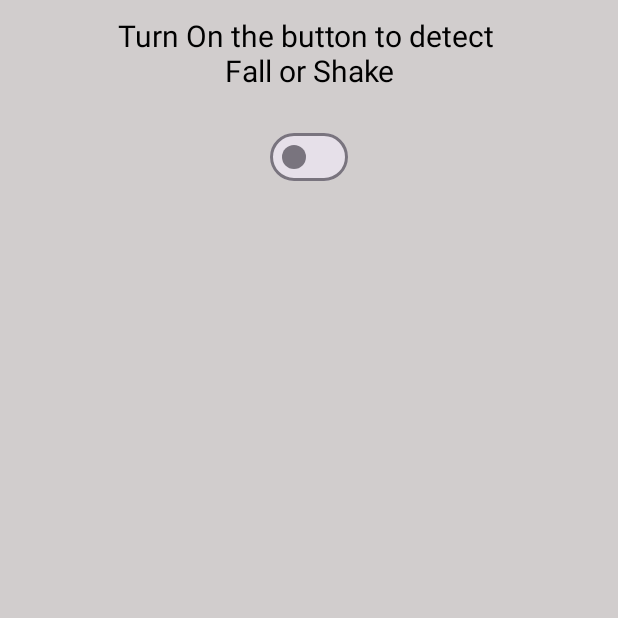
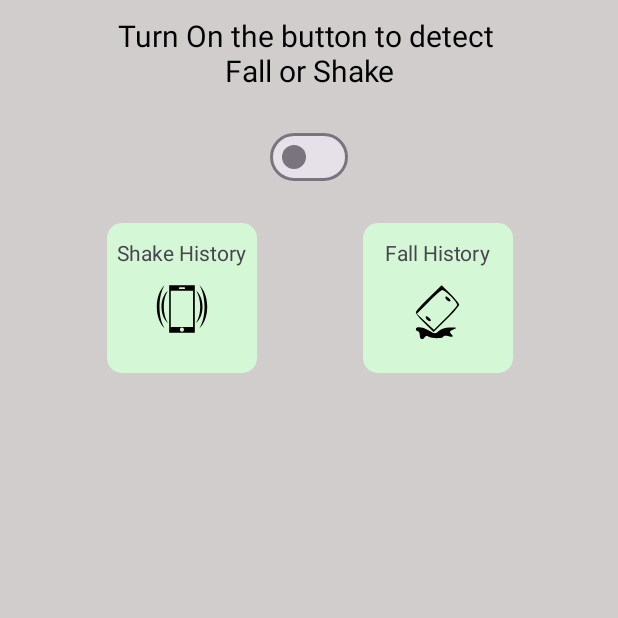
Before and after one commit to zeeshantaj/Fall_Shake_Detect, an Android app: the screen it shows after launch (Shake_and_Fall_Activity), on a phone screen of 412 x 824 dp, the top half of it. Run offline under Robolectric (Android 15) with nearby library versions, the phone set to English and light mode, and no system bars.

```diff
--- a/app/src/main/java/com/example/shake_and_fall_check_app/Shake_and_Fall_Activity.java
+++ b/app/src/main/java/com/example/shake_and_fall_check_app/Shake_and_Fall_Activity.java
@@ -12,24 +12,24 @@ import android.hardware.SensorManager;
 import android.os.Bundle;
 import android.util.Log;
 import android.widget.CompoundButton;
+import android.widget.LinearLayout;
 import android.widget.Toast;
 
+import com.example.shake_and_fall_check_app.DetailsActivity.Details_Activity;
 import com.example.shake_and_fall_check_app.Notification.ShakeFallNotificationService;
 import com.google.android.material.materialswitch.MaterialSwitch;
 
 public class Shake_and_Fall_Activity extends AppCompatActivity {
-    public static final float FALL_THRESHOLD = 40.8f * 2; // 2g threshold for fall detection
-    public static final int SHAKE_SLOP_TIME_MS = 500; // minimum time between two shake events
-    public static final float SHAKE_THRESHOLD = 29; // acceleration threshold for shake detection
 
-    public static long lastShakeTime = 0;
-    public static float lastX, lastY, lastZ;
 
     private SensorManager sensorManager;
     private Sensor accelerometerSensor;
 
     private MaterialSwitch detectSwitchBtn;
     private SharedPreferences sharedPreferences;
+
+    private LinearLayout shakeHistoryBtn,fallHistoryBtn;
+
     @Override
     protected void onCreate(Bundle savedInstanceState) {
         super.onCreate(savedInstanceState);
@@ -37,9 +37,12 @@ public class Shake_and_Fall_Activity extends AppCompatActivity {
 
         sensorManager = (SensorManager) getSystemService(Context.SENSOR_SERVICE);
         accelerometerSensor = sensorManager.getDefaultSensor(Sensor.TYPE_ACCELEROMETER);
+        detectSwitchBtn = findViewById(R.id.detectSwitch);
+        shakeHistoryBtn = findViewById(R.id.shakeHistory);
+        fallHistoryBtn = findViewById(R.id.fallHistory);
+
 
         sharedPreferences = getSharedPreferences("MyPrefs", MODE_PRIVATE);
-        detectSwitchBtn = findViewById(R.id.detectSwitch);
         detectSwitchBtn.setChecked(sharedPreferences.getBoolean("switchState", false));
         boolean isCheckedInitial = sharedPreferences.getBoolean("switchState", false);
             if (isCheckedInitial) {
@@ -66,100 +69,19 @@ public class Shake_and_Fall_Activity extends AppCompatActivity {
                 }
                 sharedPreferences.edit().putBoolean("switchState", isChecked).apply();
 
+        });
 
-            //            if (isChecked) {
-//
-//
-//                Intent intent = new Intent(this, ShakeFallNotificationService.class);
-//                startService(intent);
-////                Toast.makeText(this, "Active", Toast.LENGTH_SHORT).show();
-////                registerSensorListener();
-//            } else {
-//                Intent intent = new Intent(this, ShakeFallNotificationService.class);
-//                stopService(intent);
-////                Toast.makeText(this, "InActive", Toast.LENGTH_SHORT).show();
-////                unregisterSensorListener();
-//            }
-        });
+            shakeHistoryBtn.setOnClickListener(v -> {
+                setIntent(false);
+            });
+            fallHistoryBtn.setOnClickListener(v -> {
+                setIntent(true);
+            });
     }
 
-
-//    private void registerSensorListener() {
-//        sensorManager.registerListener(sensorEventListener, accelerometerSensor, SensorManager.SENSOR_DELAY_NORMAL);
-//    }
-//
-//    private void unregisterSensorListener() {
-//        sensorManager.unregisterListener(sensorEventListener);
-//    }
-//    private final SensorEventListener sensorEventListener = new SensorEventListener() {
-//        @Override
-//        public void onSensorChanged(SensorEvent event) {
-//                if (event.sensor.getType() == Sensor.TYPE_ACCELEROMETER) {
-//                    float x = event.values[0];
-//                    float y = event.values[1];
-//                    float z = event.values[2];
-//
-//                float acceleration = (float) Math.sqrt(x * x + y * y + z * z);
-//
-//                if (isShake(acceleration, x, y, z)) {
-//                    if (acceleration <= 60) {
-//                        handleShakeDetected();
-//                        Log.e("MyApp", "shake acceleration " + acceleration);
-//                    }
-//
-//                } else if (acceleration > FALL_THRESHOLD) {
-//                    handleFallDetected();
-//                    Log.e("MyApp", "fall acceleration " + acceleration);
-//                }
-//
-//                lastX = x;
-//                lastY = y;
-//                lastZ = z;
-//            }
-//        }
-//
-//        @Override
-//        public void onAccuracyChanged(Sensor sensor, int accuracy) {
-//            // Not used, but required to implement SensorEventListener
-//        }
-//
-//        private boolean isShake(float acceleration, float x, float y, float z) {
-//            long now = System.currentTimeMillis();
-//            if (acceleration > SHAKE_THRESHOLD && now - lastShakeTime > SHAKE_SLOP_TIME_MS) {
-//                float deltaX = Math.abs(x - lastX);
-//                float deltaY = Math.abs(y - lastY);
-//                float deltaZ = Math.abs(z - lastZ);
-//
-//                if ((deltaX > 5 && deltaY > 5) || (deltaX > 5 && deltaZ > 5) || (deltaY > 5 && deltaZ > 5)) {
-//                    if (acceleration >= 41) {
-//                        lastShakeTime = now;
-//                        return true;
-//                    }
-//                }
-//            }
-//            return false;
-//        }
-//    };
-
-    private void handleFallDetected() {
-        // Notify that a fall has been detected
-        Toast.makeText(this, "Fall detected!", Toast.LENGTH_SHORT).show();
+    private void setIntent(boolean isTrue){
+        Intent intent = new Intent(this, Details_Activity.class);
+        intent.putExtra("isHistory",isTrue);
+        startActivity(intent);
     }
-
-    private void handleShakeDetected() {
-        // Notify that a shake has been detected
-        Toast.makeText(this, "Shake detected!", Toast.LENGTH_SHORT).show();
-    }
-
-//    @Override
-//    protected void onResume() {
-//        super.onResume();
-//        sensorManager.registerListener(sensorEventListener, accelerometerSensor, SensorManager.SENSOR_DELAY_NORMAL);
-//    }
-//
-//    @Override
-//    protected void onPause() {
-//        super.onPause();
-//        sensorManager.unregisterListener(sensorEventListener);
-//    }
 }
--- /dev/null
+++ b/app/src/main/res/drawable/falling_down.xml
@@ -0,0 +1,11 @@
+<vector android:height="42dp" android:viewportHeight="32"
+    android:viewportWidth="32" android:width="42dp" xmlns:android="http://schemas.android.com/apk/res/android">
+    <path android:fillColor="#000000"
+        android:pathData="M11.6,8c-3.6,3.5 -6.6,6.8 -6.6,7.5 0,0.6 2,3.1 4.5,5.5l4.5,4.4 6.5,-6.4c3.6,-3.5 6.5,-6.9 6.5,-7.5 0,-0.6 -2,-3 -4.4,-5.4l-4.5,-4.4 -6.5,6.3zM22.7,7.2c1.8,1.8 3.3,3.7 3.3,4.3 0,0.6 -2.7,3.7 -5.9,6.9l-5.9,5.8 -4.4,-4 -4.3,-4.1 6,-6c3.3,-3.4 6.4,-6.1 6.9,-6.1 0.6,-0 2.5,1.4 4.3,3.2z" android:strokeColor="#00000000"/>
+    <path android:fillColor="#000000"
+        android:pathData="M20,7.8c0,1.2 1.9,2.6 2.6,1.9 0.2,-0.2 -0.2,-1 -1.1,-1.7 -0.9,-0.8 -1.5,-0.8 -1.5,-0.2z" android:strokeColor="#00000000"/>
+    <path android:fillColor="#000000"
+        android:pathData="M10,17.8c0,1.2 1.9,2.6 2.6,1.9 0.2,-0.2 -0.2,-1 -1.1,-1.7 -0.9,-0.8 -1.5,-0.8 -1.5,-0.2z" android:strokeColor="#00000000"/>
+    <path android:fillColor="#000000"
+        android:pathData="M5,24c0,0.5 0.5,1 1,1 0.6,-0 1,0.9 1,2 0,2.1 1.5,2.7 2.5,1 0.4,-0.6 1.2,-0.7 1.8,-0.3 1.8,1.1 7.7,1.1 7.7,-0 0,-0.5 1.2,-0.6 2.7,-0.2 2.3,0.5 2.5,0.4 1.4,-0.9 -1.1,-1.3 -1,-1.7 1,-2.5 2.1,-0.9 2,-1 -1.5,-1 -2.4,-0.1 -4.7,0.6 -5.8,1.6 -1.9,1.7 -2.1,1.7 -5,-0 -3.3,-1.9 -6.8,-2.3 -6.8,-0.7z" android:strokeColor="#00000000"/>
+</vector>
--- /dev/null
+++ b/app/src/main/res/drawable/linear_bg.xml
@@ -0,0 +1,7 @@
+<?xml version="1.0" encoding="utf-8"?>
+<shape xmlns:android="http://schemas.android.com/apk/res/android"
+    android:shape="rectangle">
+
+    <corners android:radius="10dp"/>
+    <solid android:color="@color/greenish"/>
+</shape>
--- /dev/null
+++ b/app/src/main/res/drawable/vibrating_smartphone_svgrepo_com.xml
@@ -0,0 +1,4 @@
+<vector android:height="36dp" android:viewportHeight="512"
+    android:viewportWidth="512" android:width="36dp" xmlns:android="http://schemas.android.com/apk/res/android">
+    <path android:fillColor="#000000" android:pathData="M134.5,30.5v451h243v-451h-243zM90.09,31c-43.64,41 -73.2,116 -73.2,203.7 0,87.8 29.87,164 73.83,204.4C61.5,392.4 42.5,318.5 42.5,234.7 42.5,152 61.13,78 90.09,31zM421.9,31c28.9,47 47.6,121.1 47.6,203.8 0,83.8 -19,157.7 -48.2,204.3 43.9,-40.3 73.8,-116.5 73.8,-204.3 0,-87.7 -29.6,-162.8 -73.2,-203.8zM235.2,50.5h41.6a8,8 0,0 1,0 16h-41.6a8,8 0,0 1,0 -16zM126,80c-37.75,24.9 -64.74,85 -64.74,154.7 0,70.4 27.11,130.3 65.14,154.8 -25.5,-30.3 -42.84,-88.2 -42.84,-154.8 0,-66.4 17.14,-124.8 42.44,-154.7zM386,80c25.3,30 42.4,88.4 42.4,154.8 0,66.6 -17.3,124.5 -42.8,154.8 38,-24.5 65.1,-84.5 65.1,-154.8 0,-69.7 -27,-129.8 -64.7,-154.8zM149.5,83.5h211v343h-211v-343zM254.8,432.5a19.26,19.26 0,0 1,20 19.3,19.26 19.26,0 0,1 -19.3,19.2 19.26,19.26 0,0 1,-0.7 -38.5z"/>
+</vector>
--- a/app/src/main/res/layout/activity_shake_and_fall.xml
+++ b/app/src/main/res/layout/activity_shake_and_fall.xml
@@ -25,11 +25,70 @@
         android:layout_width="wrap_content"
         android:layout_height="wrap_content"
         android:padding="10dp"
-
         android:layout_marginTop="10dp"
         app:layout_constraintEnd_toEndOf="parent"
         app:layout_constraintStart_toStartOf="parent"
         app:layout_constraintTop_toBottomOf="@+id/textView" />
 
+    <LinearLayout
+        android:id="@+id/shakeHistory"
+        android:layout_width="100dp"
+        android:layout_height="100dp"
+        android:layout_margin="20dp"
+        android:background="@drawable/linear_bg"
+        android:orientation="vertical"
+        android:clickable="true"
+        android:foreground="?android:selectableItemBackground"
+        app:layout_constraintEnd_toEndOf="@+id/detectSwitch"
+        app:layout_constraintStart_toStartOf="parent"
+        app:layout_constraintTop_toBottomOf="@+id/detectSwitch">
+
+        <TextView
+            android:layout_width="wrap_content"
+            android:layout_height="wrap_content"
+            android:layout_gravity="center"
+            android:layout_marginTop="10dp"
+            android:text="Shake History" />
+
+        <ImageView
+            android:layout_width="wrap_content"
+            android:layout_height="wrap_content"
+            android:layout_gravity="center"
+            android:layout_marginTop="10dp"
+            android:src="@drawable/vibrating_smartphone_svgrepo_com" />
+
+
+    </LinearLayout>
+
+    <LinearLayout
+        android:id="@+id/fallHistory"
+        android:layout_width="100dp"
+        android:layout_height="100dp"
+        android:layout_margin="20dp"
+        android:background="@drawable/linear_bg"
+        android:orientation="vertical"
+        android:clickable="true"
+        android:foreground="?android:selectableItemBackground"
+        app:layout_constraintEnd_toEndOf="parent"
+        app:layout_constraintStart_toEndOf="@+id/shakeHistory"
+        app:layout_constraintTop_toBottomOf="@+id/detectSwitch">
+
+        <TextView
+            android:layout_width="wrap_content"
+            android:layout_height="wrap_content"
+            android:layout_gravity="center"
+            android:layout_marginTop="10dp"
+            android:text="Fall History" />
+
+        <ImageView
+            android:layout_width="wrap_content"
+            android:layout_height="wrap_content"
+            android:layout_gravity="center"
+            android:layout_marginTop="10dp"
+            android:src="@drawable/falling_down" />
+
+
+    </LinearLayout>
+
 
 </androidx.constraintlayout.widget.ConstraintLayout>
--- a/app/src/main/res/values/colors.xml
+++ b/app/src/main/res/values/colors.xml
@@ -3,4 +3,5 @@
     <color name="black">#FF000000</color>
     <color name="white">#FFFFFFFF</color>
     <color name="grey">#D1CDCD</color>
+    <color name="greenish">#D4F8D6</color>
 </resources>
--- a/app/src/main/res/values/strings.xml
+++ b/app/src/main/res/values/strings.xml
@@ -1,3 +1,5 @@
 <resources>
     <string name="app_name">Shake_and_Fall_Check_App</string>
+    <!-- TODO: Remove or change this placeholder text -->
+    <string name="hello_blank_fragment">Hello blank fragment</string>
 </resources>
```
Also changed, not shown: app/src/main/AndroidManifest.xml (+23 -16 lines), app/src/main/java/com/example/shake_and_fall_check_app/DetailsActivity/Details_Activity.java (added, +35 -0 lines), app/src/main/java/com/example/shake_and_fall_check_app/DetailsActivity/History_Fragment.java (added, +23 -0 lines), app/src/main/java/com/example/shake_and_fall_check_app/DetailsActivity/Shake_Fragment.java (added, +27 -0 lines), app/src/main/java/com/example/shake_and_fall_check_app/Notification/ShakeFallNotificationService.java (+6 -10 lines), app/src/main/res/layout/activity_deails.xml (added, +14 -0 lines), app/src/main/res/layout/fragment_history_.xml (added, +14 -0 lines), app/src/main/res/layout/fragment_shake_.xml (added, +14 -0 lines).
